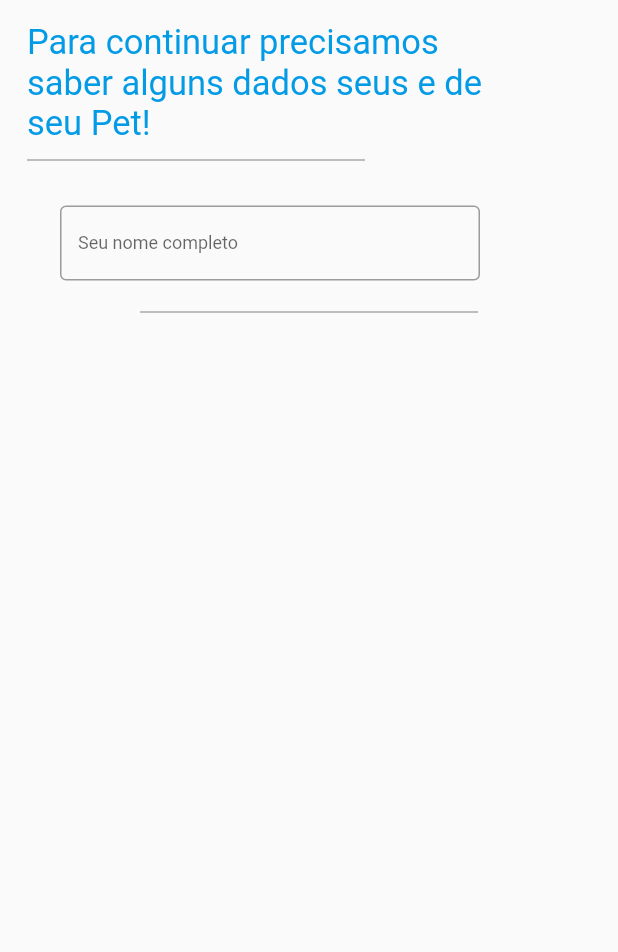
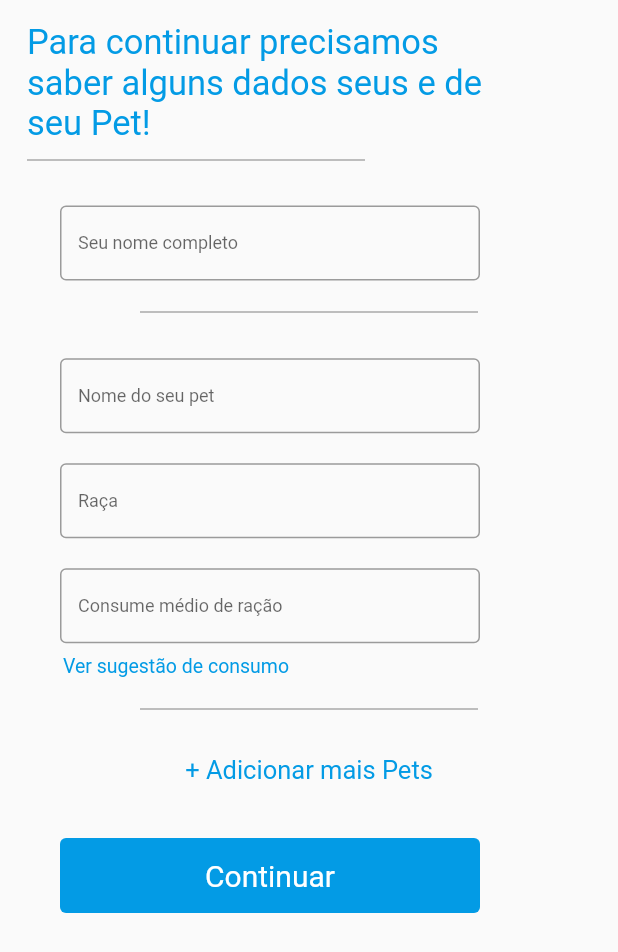
Before and after one commit to giohana/Alimentador-de-Pets, a Flutter app: the PetCadastro screen opened by its route, on a phone screen of 412 x 824 dp. Shown: the top 952 px of the screen. Run offline on Flutter 3.47's test engine with Material 2 defaults, Android fonts, the phone set to English and light mode, and no system bars.

Commit message:
Adicionando telas

```diff
--- a/lib/screens/PetCadastro.dart
+++ /dev/null
@@ -1,72 +0,0 @@
-import 'package:flutter/material.dart';
-import 'package:flutter_pets/components/Input.dart';
-
-class PetCadastro extends StatefulWidget {
-  PetCadastro({Key key}) : super(key: key);
-
-  @override
-  _PetCadastroState createState() => _PetCadastroState();
-}
-
-class _PetCadastroState extends State<PetCadastro> {
-  @override
-  Widget build(BuildContext context) {
-    return Container(
-       child: Scaffold(
-         body: Center(
-           child: ListView(
-               children: <Widget>[
-                  SizedBox(
-                  height: 15,
-                ),
-                 Row(
-                   children: [
-                     SizedBox(
-                       width: 18,
-                     ),
-                     Text(
-                       'Para continuar precisamos \nsaber alguns dados seus e de \nseu Pet!',
-                       style: TextStyle(
-                         color: Colors.lightBlue[600],
-                         fontSize: 23
-                       ),
-                     ),
-                   ],
-                 ),
-                 SizedBox(
-                  height: 10,
-                ),
-                 Row(
-                   children: [
-                     SizedBox(
-                       width: 18,
-                     ),
-                     Image.asset(
-                      "assets/image/Line.png",
-                      alignment: Alignment.centerLeft,
-                     ),
-                  ],
-                 ),
-                 SizedBox(
-                  height: 30,
-                ),
-                 Input(
-                   ctrl: ddd(),
-                   keyboard: TextInputType.name,
-                   label: 'Seu nome completo'),
-                   SizedBox(
-                  height: 20,
-                ),
-                   Image.asset(
-                      "assets/image/Line.png",
-                     ),
-               ],
-             ),
-         ),
-
-       ),
-    );
-  }
-}
-
-ddd() {}
--- a/lib/components/Submit.dart
+++ b/lib/src/components/Submit.dart
@@ -1,3 +1,4 @@
+
 import 'package:flutter/material.dart';
 
 class SubmitBotton extends StatelessWidget {
--- /dev/null
+++ b/lib/src/screens/PetCadastro.dart
@@ -0,0 +1,126 @@
+
+
+import 'package:flutter/material.dart';
+
+import 'package:flutter_pets/src/components/Hyperlink.dart';
+import 'package:flutter_pets/src/components/Input.dart';
+import 'package:flutter_pets/src/components/Submit.dart';
+import 'package:flutter_pets/src/screens/TabelaConsumo.dart';
+
+class PetCadastro extends StatefulWidget {
+  PetCadastro({Key key}) : super(key: key);
+
+  @override
+  _PetCadastroState createState() => _PetCadastroState();
+}
+
+class _PetCadastroState extends State<PetCadastro> {
+  @override
+  Widget build(BuildContext context) {
+    return Container(
+      child: Scaffold(
+        body: Center(
+          child: ListView(
+            children: <Widget>[
+              SizedBox(
+                height: 15,
+              ),
+              Row(
+                children: [
+                  SizedBox(
+                    width: 18,
+                  ),
+                  Text(
+                    'Para continuar precisamos \nsaber alguns dados seus e de \nseu Pet!',
+                    style:
+                        TextStyle(color: Colors.lightBlue[600], fontSize: 23),
+                  ),
+                ],
+              ),
+              SizedBox(
+                height: 10,
+              ),
+              Row(
+                children: [
+                  SizedBox(
+                    width: 18,
+                  ),
+                  Image.asset(
+                    "assets/image/Line.png",
+                    alignment: Alignment.centerLeft,
+                  ),
+                ],
+              ),
+              SizedBox(
+                height: 30,
+              ),
+              Input(
+                  ctrl: ddd(),
+                  keyboard: TextInputType.name,
+                  label: 'Seu nome completo'),
+              SizedBox(
+                height: 20,
+              ),
+              Image.asset(
+                "assets/image/Line.png",
+              ),
+              SizedBox(
+                height: 30,
+              ),
+              Input(
+                  ctrl: ddd(),
+                  keyboard: TextInputType.name,
+                  label: 'Nome do seu pet'),
+              SizedBox(
+                height: 20,
+              ),
+              Input(ctrl: ddd(), keyboard: TextInputType.name, label: 'Raça'),
+              SizedBox(
+                height: 20,
+              ),
+              Input(
+                  ctrl: ddd(),
+                  keyboard: TextInputType.name,
+                  label: 'Consume médio de ração'),
+                  SizedBox(
+                    height: 8,
+                  ),
+              Row(
+                children: [
+                  SizedBox(
+                    width: 42,
+                  ),
+                  new InkWell(
+                      child: new Text(
+                        'Ver sugestão de consumo',
+                        style:
+                            TextStyle(
+                              color: Colors.lightBlue[600],
+                              fontSize: 13,
+                            ),
+                      ),
+                      onTap: () => { Navigator.push(
+                      context,
+                      MaterialPageRoute(builder: (context) => TabelaConsumo()))}),
+                ],
+              ),
+              SizedBox(
+                height: 20,
+              ),
+              Image.asset(
+                "assets/image/Line.png",
+              ),
+              SizedBox(
+                height: 30,
+              ),
+              Hyperlink(text: '+ Adicionar mais Pets', ctrl: ddd()),
+              SubmitBotton(ctrl: ddd(), title: 'Continuar')
+            ],
+          ),
+        ),
+      ),
+    );
+  }
+}
+
+ddd() {}
--- a/lib/screens/Splashscreen.dart
+++ b/lib/src/screens/Splashscreen.dart
@@ -1,6 +1,5 @@
 import 'package:flutter/material.dart';
-import 'package:flutter_pets/components/Colors.dart';
-import 'package:flutter_pets/screens/Login.dart';
+import 'Login.dart';
 
 class SplashScreen extends StatefulWidget {
   SplashScreen({Key key}) : super(key: key);
```
Also changed, not shown: lib/main.dart (+7 -5 lines), lib/src/components/TableGrid.dart (added, +51 -0 lines), lib/src/data/consumoPet.json (added, +117 -0 lines), lib/src/models/ConsumoModel.dart (added, +18 -0 lines), lib/src/screens/Cadastro.dart (renamed from lib/screens/Cadastro.dart, +5 -3 lines), lib/src/screens/Login.dart (renamed from lib/screens/Login.dart, +7 -4 lines), lib/src/screens/TabelaConsumo.dart (added, +34 -0 lines), lib/src/components/Colors.dart (renamed from lib/components/Colors.dart), lib/src/components/Hyperlink.dart (renamed from lib/components/Hyperlink.dart), lib/src/components/Input.dart (renamed from lib/components/Input.dart).
